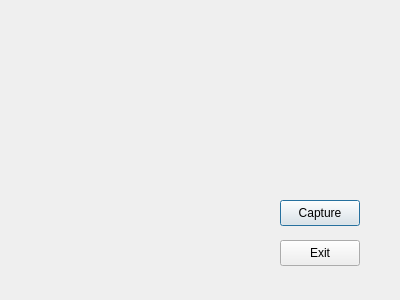
Old version of the form multimedia/qt-app/cameradialog.ui in the repository csyouk/Multimedia.
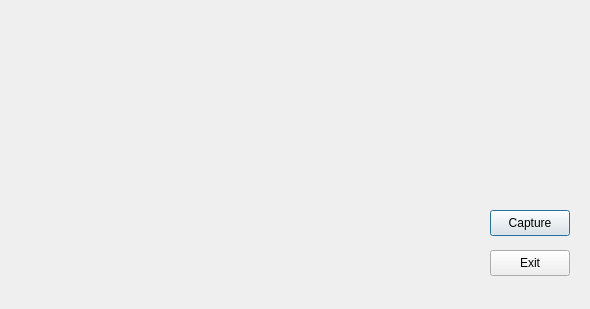
New version of the form.

```diff
--- a/multimedia/qt-app/cameradialog.ui
+++ b/multimedia/qt-app/cameradialog.ui
@@ -6,8 +6,8 @@
    <rect>
     <x>0</x>
     <y>0</y>
-    <width>400</width>
-    <height>300</height>
+    <width>590</width>
+    <height>309</height>
    </rect>
   </property>
   <property name="windowTitle">
@@ -16,8 +16,8 @@
   <widget class="QPushButton" name="captureButton">
    <property name="geometry">
     <rect>
-     <x>280</x>
-     <y>200</y>
+     <x>490</x>
+     <y>210</y>
      <width>80</width>
      <height>26</height>
     </rect>
@@ -29,8 +29,8 @@
   <widget class="QPushButton" name="exitButton">
    <property name="geometry">
     <rect>
-     <x>280</x>
-     <y>240</y>
+     <x>490</x>
+     <y>250</y>
      <width>80</width>
      <height>26</height>
     </rect>
```
